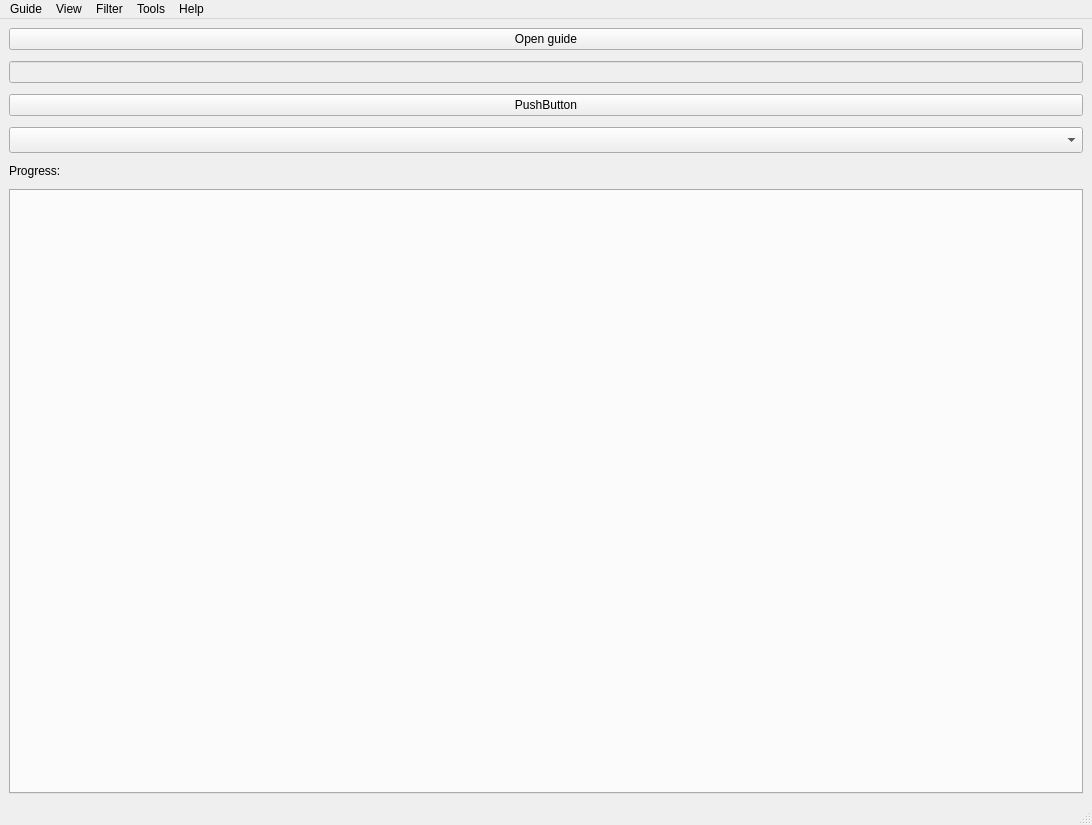
Before: the Qt Designer form generated/form_main.ui in Doberm4n/POEStashJsonViewer, drawn with Qt 5.
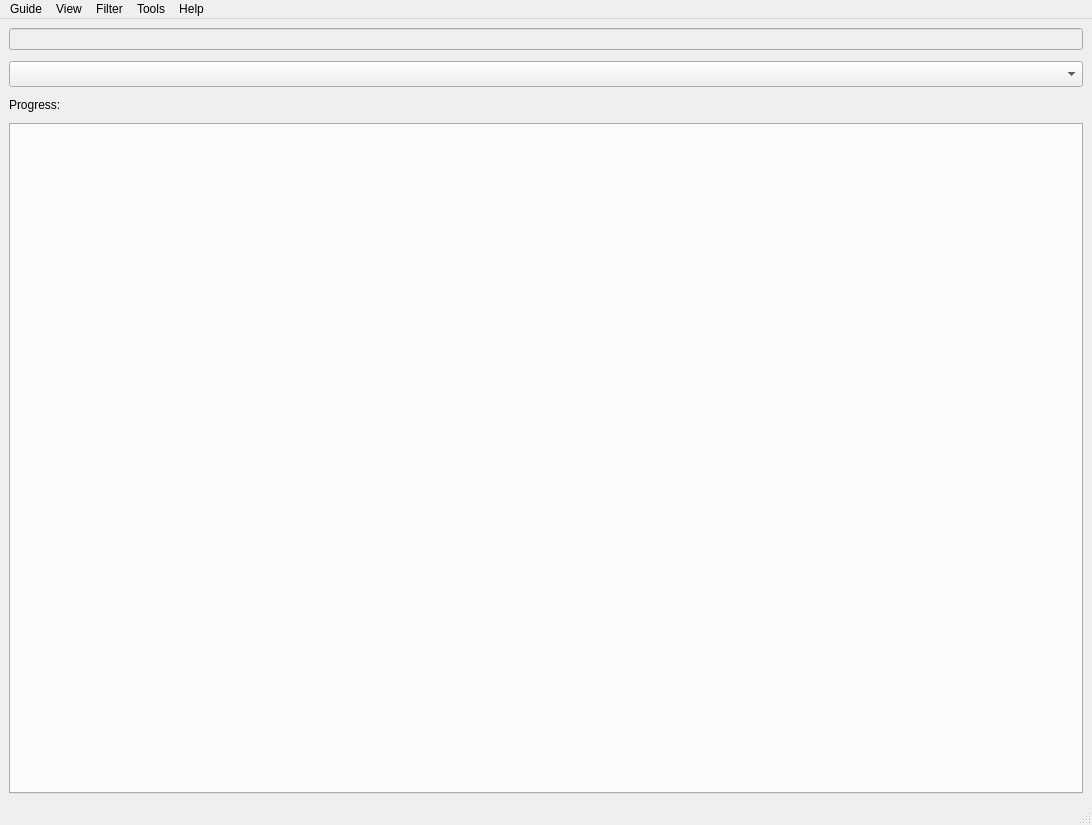
After: the same form once the commit is applied.

Patch:
```diff
--- a/generated/form_main.ui
+++ b/generated/form_main.ui
@@ -21,13 +21,6 @@
     <property name="bottomMargin">
      <number>9</number>
     </property>
-    <item>
-     <widget class="QPushButton" name="openGuidePushButton">
-      <property name="text">
-       <string>Open guide</string>
-      </property>
-     </widget>
-    </item>
     <item>
      <widget class="QLineEdit" name="guideLineEdit">
       <property name="enabled">
@@ -35,13 +28,6 @@
       </property>
      </widget>
     </item>
-    <item>
-     <widget class="QPushButton" name="pushButton">
-      <property name="text">
-       <string>PushButton</string>
-      </property>
-     </widget>
-    </item>
     <item>
      <widget class="QComboBox" name="savedFiltersComboBox">
       <property name="font">
```
Left out of the diff: 20 changed lines with no effect on the pictures.
